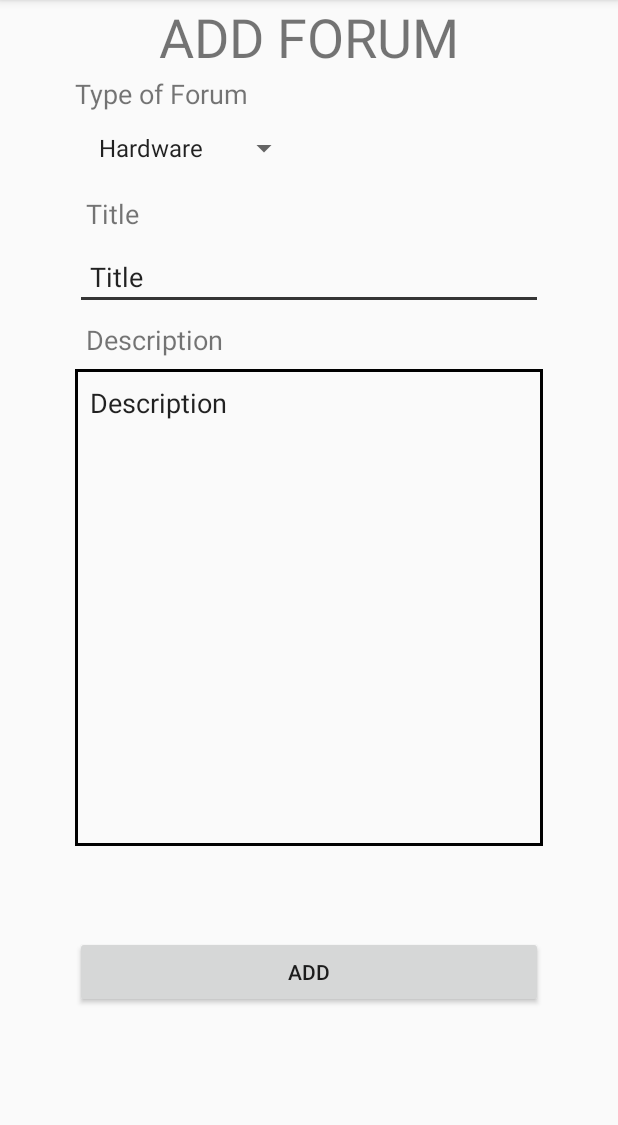
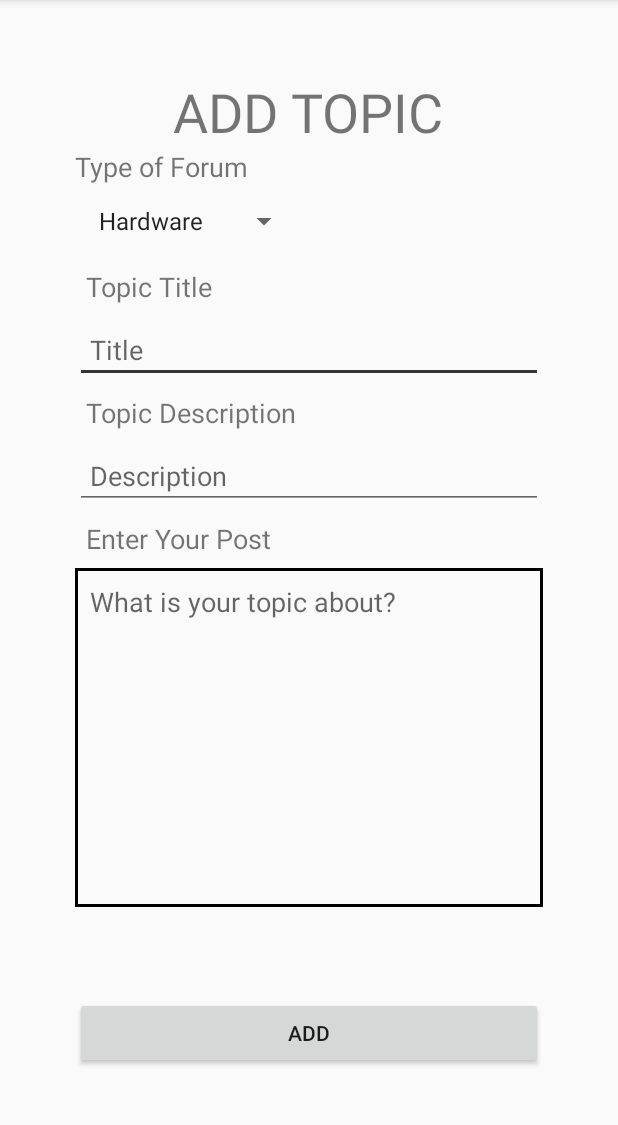
Before and after one commit to khalishZainudin/FinalProject, an Android app: the AddForum screen opened directly, with no data from a screen before it, on a phone screen of 412 x 824 dp, the part 84-1209 px from its top. Run offline under Robolectric (Android 15) with nearby library versions, the phone set to English and light mode, and no system bars; our stand-ins replace Firebase (no records; nobody signed in at launch, a user with empty details on screens opened directly); 1 statement that could not run was skipped.

Commit message:
Dah boleh add Forum Topic ngan Forum Reply Dah settle letak error kalau edit text kosong

```diff
--- a/app/src/main/AndroidManifest.xml
+++ b/app/src/main/AndroidManifest.xml
@@ -9,7 +9,7 @@
         android:roundIcon="@mipmap/ic_launcher_round"
         android:supportsRtl="true"
         android:theme="@style/AppTheme">
-        <activity android:name=".ForumTitle.AddForum"></activity>
+        <activity android:name=".ForumTitle.AddForum" />
         <activity android:name=".ForumTitle.ForumInterface" />
         <activity android:name=".MainMenuActivity" />
         <activity android:name=".LoginPage.EmailPassActivity" />
--- a/app/src/main/java/my/edu/fsktm/um/finalproject/ForumTitle/AddForum.java
+++ b/app/src/main/java/my/edu/fsktm/um/finalproject/ForumTitle/AddForum.java
@@ -4,6 +4,7 @@ import androidx.appcompat.app.AppCompatActivity;
 
 import android.content.Intent;
 import android.os.Bundle;
+import android.text.TextUtils;
 import android.view.View;
 import android.widget.ArrayAdapter;
 import android.widget.Button;
@@ -27,15 +28,23 @@ public class AddForum extends AppCompatActivity {
     Spinner typeSpinner;
     EditText etTitle;
     EditText etDescription;
+    EditText etAddPost;
     Button bAdd;
+    String doc_id = "";
+    String username = "";
     @Override
     protected void onCreate(Bundle savedInstanceState) {
         super.onCreate(savedInstanceState);
         setContentView(R.layout.activity_add_forum);
 
+        Intent intent = getIntent();
+        Bundle extras = intent.getExtras();
+        username = extras.getString("USER");
+
         typeSpinner = (Spinner)findViewById(R.id.sType);
         etTitle = (EditText)findViewById(R.id.etTitle);
         etDescription =(EditText)findViewById(R.id.etDescription);
+        etAddPost = (EditText)findViewById(R.id.etAddPost);
         bAdd = (Button)findViewById(R.id.bAdd);
 
         ArrayAdapter<String> myAdapter = new ArrayAdapter<String>(AddForum.this,
@@ -48,18 +57,58 @@ public class AddForum extends AppCompatActivity {
             public void onClick(View v) {
                 String title = etTitle.getText().toString();
                 String description = etDescription.getText().toString();
+                String post = etAddPost.getText().toString();
                 final String type = typeSpinner.getSelectedItem().toString();
+
+                //Error messages check empty edit text
+                if(TextUtils.isEmpty(title)) {
+                    etTitle.setError("Where is your title?");
+                    return;
+                }
+                if(TextUtils.isEmpty(description)) {
+                    etDescription.setError("Hey! Don't let this box empty!");
+                    return;
+                }
+                if(TextUtils.isEmpty(post)) {
+                    etAddPost.setError("Add your long story here");
+                    return;
+                }
+
                 Timestamp now = Timestamp.now();
+                //Array for add new topic
                 final Map<String, Object> forum = new HashMap<>();
                 forum.put("Title",title);
                 forum.put("Description",description);
                 forum.put("DatePosted",now);
+
+                //Array for add post
+                final Map<String, Object> messages = new HashMap<>();
+                messages.put("messages",post);
+                messages.put("user",username);
+                messages.put("timePosted",now);
+
                 db.collection(type).add(forum).addOnSuccessListener(new OnSuccessListener<DocumentReference>() {
+                    @Override
+                    public void onSuccess(DocumentReference documentReference) {
+
+                        doc_id = documentReference.getId();
+                        db.collection(type).document(doc_id).collection("messages").add(messages);
+                        Toast.makeText(getApplicationContext(),"Success Adding",Toast.LENGTH_LONG).show();
+                    }
+                });
+
+                /*
+                //Array for add post
+                final Map<String, Object> messages = new HashMap<>();
+                messages.put("messages",post);
+
+                db.collection(type).document(doc_id).collection("messages").add(messages).addOnSuccessListener(new OnSuccessListener<DocumentReference>() {
                     @Override
                     public void onSuccess(DocumentReference documentReference) {
                         Toast.makeText(getApplicationContext(),"Success Adding",Toast.LENGTH_SHORT).show();
                     }
-                });
+                });*/
+
                 Intent intent = new Intent(AddForum.this,ForumTitle.class);
                 startActivity(intent);
             }
--- a/app/src/main/java/my/edu/fsktm/um/finalproject/ForumTitle/Messages.java
+++ b/app/src/main/java/my/edu/fsktm/um/finalproject/ForumTitle/Messages.java
@@ -1,6 +1,7 @@
 package my.edu.fsktm.um.finalproject.ForumTitle;
 
 import com.google.firebase.Timestamp;
+import com.google.type.Date;
 
 public class Messages {
     private String messages;
--- a/app/src/main/java/my/edu/fsktm/um/finalproject/Fragment/HardwareFragment.java
+++ b/app/src/main/java/my/edu/fsktm/um/finalproject/Fragment/HardwareFragment.java
@@ -10,6 +10,8 @@ import android.view.ViewGroup;
 
 import androidx.annotation.NonNull;
 import androidx.annotation.Nullable;
+import androidx.emoji.bundled.BundledEmojiCompatConfig;
+import androidx.emoji.text.EmojiCompat;
 import androidx.fragment.app.Fragment;
 import androidx.recyclerview.widget.LinearLayoutManager;
 import androidx.recyclerview.widget.RecyclerView;
@@ -34,6 +36,7 @@ public class HardwareFragment extends Fragment {
     @Override
     public View onCreateView(LayoutInflater inflater, ViewGroup container, Bundle savedInstanceState) {
         View view = inflater.inflate(R.layout.fragment_hardware,container,false);
+
         return view;
     }
     @Override
--- a/app/src/main/java/my/edu/fsktm/um/finalproject/Fragment/ReviewFragment.java
+++ b/app/src/main/java/my/edu/fsktm/um/finalproject/Fragment/ReviewFragment.java
@@ -11,6 +11,8 @@ import android.widget.Toast;
 
 import androidx.annotation.NonNull;
 import androidx.annotation.Nullable;
+import androidx.emoji.bundled.BundledEmojiCompatConfig;
+import androidx.emoji.text.EmojiCompat;
 import androidx.fragment.app.Fragment;
 import androidx.recyclerview.widget.LinearLayoutManager;
 import androidx.recyclerview.widget.RecyclerView;
--- a/app/src/main/java/my/edu/fsktm/um/finalproject/Fragment/TechnicalSupportFragment.java
+++ b/app/src/main/java/my/edu/fsktm/um/finalproject/Fragment/TechnicalSupportFragment.java
@@ -10,6 +10,8 @@ import android.view.ViewGroup;
 
 import androidx.annotation.NonNull;
 import androidx.annotation.Nullable;
+import androidx.emoji.bundled.BundledEmojiCompatConfig;
+import androidx.emoji.text.EmojiCompat;
 import androidx.fragment.app.Fragment;
 import androidx.recyclerview.widget.LinearLayoutManager;
 import androidx.recyclerview.widget.RecyclerView;
--- a/app/src/main/java/my/edu/fsktm/um/finalproject/MainActivity.java
+++ b/app/src/main/java/my/edu/fsktm/um/finalproject/MainActivity.java
@@ -1,6 +1,8 @@
 package my.edu.fsktm.um.finalproject;
 
 import androidx.appcompat.app.AppCompatActivity;
+import androidx.emoji.bundled.BundledEmojiCompatConfig;
+import androidx.emoji.text.EmojiCompat;
 
 import android.content.Intent;
 import android.graphics.drawable.AnimationDrawable;
@@ -19,7 +21,7 @@ public class MainActivity extends AppCompatActivity {
     protected void onCreate(Bundle savedInstanceState) {
         super.onCreate(savedInstanceState);
         setContentView(R.layout.activity_main);
-
+        EmojiCompat.init(new BundledEmojiCompatConfig(MainActivity.this));
 
         mylayout = (RelativeLayout) findViewById(R.id.my_bg_layout);
         animationDrawable = (AnimationDrawable) mylayout.getBackground();
--- a/app/src/main/res/layout/activity_add_forum.xml
+++ b/app/src/main/res/layout/activity_add_forum.xml
@@ -5,15 +5,6 @@
     android:layout_width="match_parent"
     android:layout_height="match_parent"
     tools:context=".ForumTitle.AddForum">
-
-    <TextView
-        android:id="@+id/tvAddForum"
-        android:layout_width="wrap_content"
-        android:layout_height="wrap_content"
-        android:text="ADD FORUM"
-        android:textSize="36sp"
-        app:layout_constraintEnd_toEndOf="parent"
-        app:layout_constraintStart_toStartOf="parent" />
 
     <ScrollView
         android:layout_width="match_parent"
@@ -24,6 +15,14 @@
             android:layout_height="wrap_content"
             android:orientation="vertical"
             android:padding="50dp">
+
+            <TextView
+                android:id="@+id/tvAddForum"
+                android:layout_width="wrap_content"
+                android:layout_height="wrap_content"
+                android:layout_gravity="center"
+                android:text="ADD TOPIC"
+                android:textSize="36sp" />
 
             <TextView
                 android:id="@+id/tvType"
@@ -43,7 +42,7 @@
                 android:layout_height="wrap_content"
                 android:layout_gravity="clip_horizontal"
                 android:padding="7dp"
-                android:text="Title"
+                android:text="Topic Title"
                 android:textSize="18sp" />
 
             <EditText
@@ -53,7 +52,7 @@
                 android:ems="10"
                 android:inputType="textPersonName"
                 android:padding="10dp"
-                android:text="Title" />
+                android:hint="Title" />
 
             <TextView
                 android:id="@+id/tvDescription"
@@ -61,19 +60,36 @@
                 android:layout_height="wrap_content"
                 android:layout_gravity="clip_horizontal"
                 android:padding="7dp"
-                android:text="Description"
+                android:text="Topic Description"
                 android:textSize="18sp" />
 
             <EditText
                 android:id="@+id/etDescription"
                 android:layout_width="312dp"
-                android:layout_height="318dp"
+                android:layout_height="wrap_content"
+                android:ems="10"
+                android:inputType="textPersonName"
+                android:padding="10dp"
+                android:hint="Description" />
+
+            <TextView
+                android:id="@+id/tvAddPost"
+                android:layout_width="wrap_content"
+                android:layout_height="wrap_content"
+                android:padding="7dp"
+                android:text="Enter Your Post"
+                android:textSize="18sp" />
+
+            <EditText
+                android:id="@+id/etAddPost"
+                android:layout_width="match_parent"
+                android:layout_height="226dp"
                 android:background="@drawable/squaretextbox"
                 android:ems="10"
                 android:gravity="top|left"
+                android:hint="What is your topic about?"
                 android:inputType="textPersonName"
-                android:padding="10dp"
-                android:text="Description" />
+                android:padding="10dp" />
 
             <Space
                 android:layout_width="match_parent"
--- a/app/src/main/res/layout/cardviewforumtitle.xml
+++ b/app/src/main/res/layout/cardviewforumtitle.xml
@@ -11,7 +11,7 @@
         android:layout_weight="1"
         android:orientation="vertical">
 
-        <TextView
+        <androidx.emoji.widget.EmojiTextView
             android:id="@+id/tvTitle"
             android:layout_width="match_parent"
             android:layout_height="wrap_content"
@@ -19,7 +19,7 @@
             android:textSize="15sp"
             android:textStyle="bold" />
 
-        <TextView
+        <androidx.emoji.widget.EmojiTextView
             android:id="@+id/tvDescription"
             android:layout_width="match_parent"
             android:layout_height="wrap_content"
```
Also changed, not shown: app/src/main/java/my/edu/fsktm/um/finalproject/ForumTitle/ForumAdapter.java (+2 -6 lines), app/src/main/java/my/edu/fsktm/um/finalproject/ForumTitle/ForumInterface.java (+8 -5 lines), app/src/main/java/my/edu/fsktm/um/finalproject/ForumTitle/ForumTitle.java (+5 -16 lines), app/src/main/java/my/edu/fsktm/um/finalproject/ForumTitle/MessagesAdapter.java (+69 -10 lines), app/src/main/java/my/edu/fsktm/um/finalproject/Fragment/AddReplyFragment.java (added, +70 -0 lines), app/src/main/res/layout/activity_add_reply_fragment.xml (added, +35 -0 lines), app/src/main/res/layout/activity_forum_interface.xml (+5 -4 lines), app/src/main/res/layout/cardviewforuminterface.xml (+17 -7 lines).
